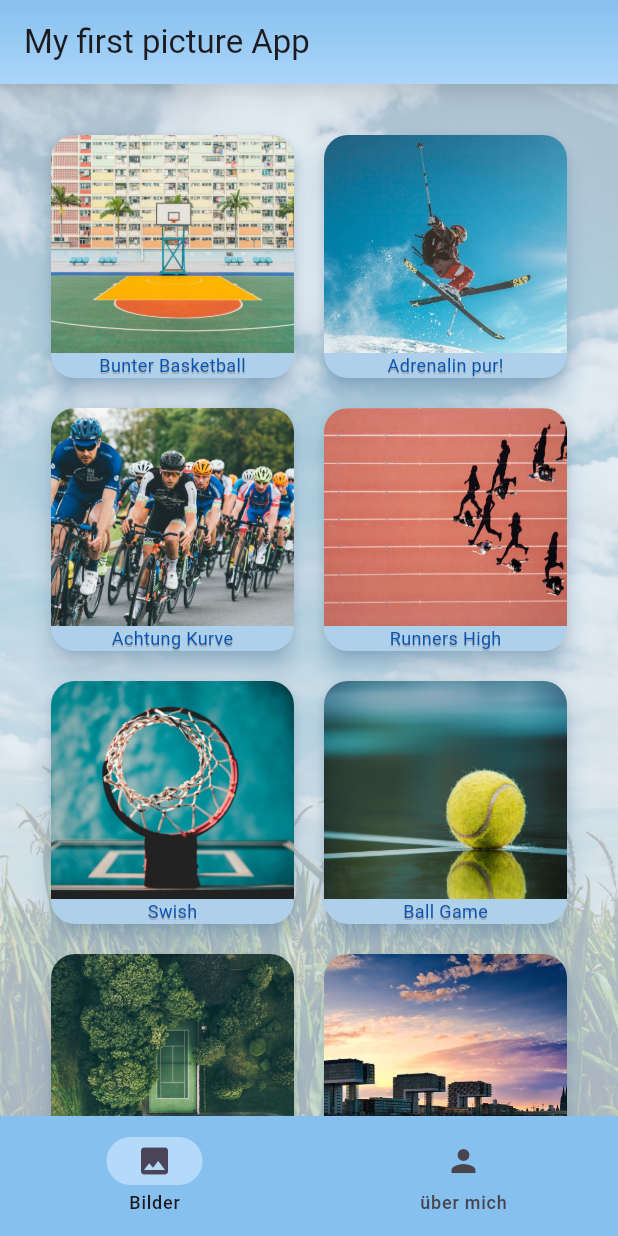
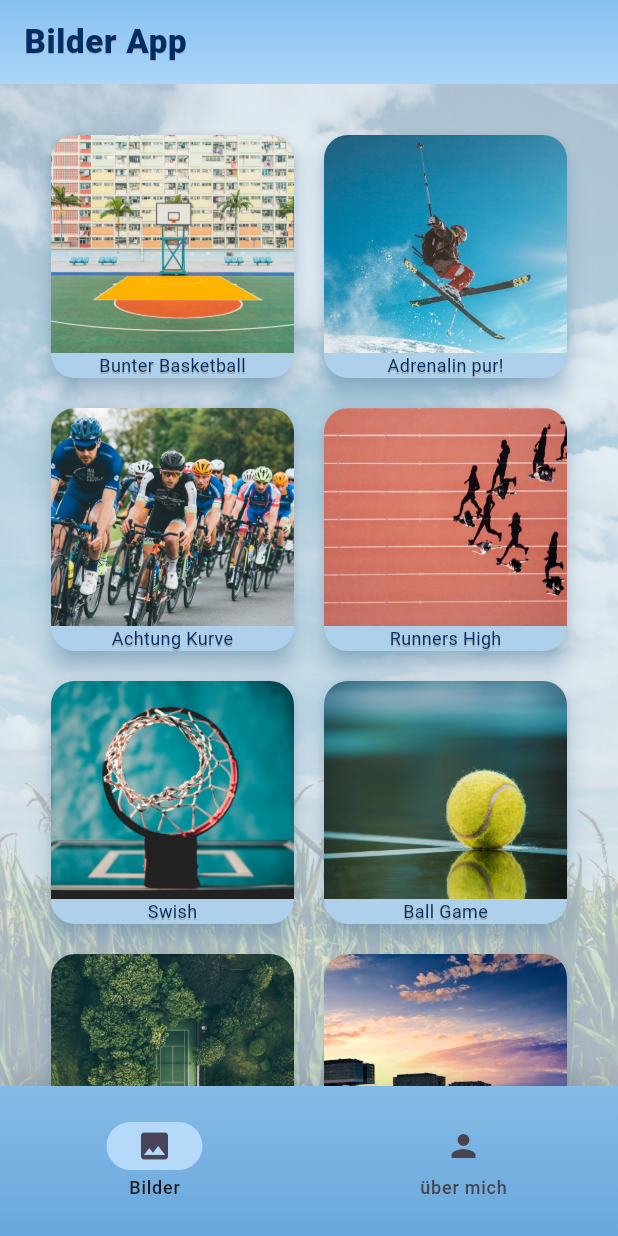
Before and after one commit to Makuz87/bilder_app_projekt, a Flutter app: the screen it shows after launch, on a phone screen of 412 x 824 dp. Run offline on Flutter 3.47's test engine with Material 3 defaults, Android fonts, the phone set to English and light mode, and no system bars.

Commit message:
shadow and color titel appbar, gradient bottomNavbar

```diff
--- a/lib/main_screen.dart
+++ b/lib/main_screen.dart
@@ -35,19 +35,32 @@ class _MainScreenState extends State<MainScreen> {
                 ),
                 boxShadow: [
                   BoxShadow(
-                    color: Colors.black.withOpacity(0.15),
-                    offset: Offset(0, 4),
-                    blurRadius: 12,
+                      // color: Colors.black.withOpacity(0.15),
+                      // offset: Offset(0, 4),
+                      // blurRadius: 2,
                       ),
                 ]),
             child: AppBar(
-              title: Text("My first picture App"),
+              title: Text(
+                "Bilder App",
+                style: TextStyle(
+                  fontWeight: FontWeight.w900,
+                  letterSpacing: 0.5,
+                  color: Color.fromARGB(255, 4, 46, 99),
+                  shadows: [
+                    Shadow(
+                        offset: Offset(0, 1),
+                        color: Colors.grey.withOpacity(0.8))
+                  ],
+                ),
+              ),
               backgroundColor: Colors.transparent,
             ),
           ),
         ),
         body: Stack(
           children: [
+            //Hintergrundbild
             Positioned.fill(
                 child: Image.asset(
               "assets/images/pexels-pixabay-158827.jpg",
@@ -58,18 +71,45 @@ class _MainScreenState extends State<MainScreen> {
             Expanded(child: pages[_pageIndex]),
           ],
         ),
-        bottomNavigationBar: NavigationBar(
+        bottomNavigationBar: Stack(
+          children: [
+            Container(
+              height: 100,
+              decoration: BoxDecoration(
+                  gradient: LinearGradient(
+                    begin: Alignment.bottomCenter,
+                    end: Alignment(0, -3),
+                    colors: [
+                      Color.fromARGB(255, 105, 168, 220), // Blau
+                      Color.fromARGB(255, 162, 206, 242), // Blau
+                    ],
+                  ),
+                  boxShadow: [
+                    BoxShadow(
+                      color: Colors.black.withOpacity(0.15),
+                      offset: Offset(0, -4),
+                      blurRadius: 16,
+                    )
+                  ]),
+              child: NavigationBar(
+                selectedIndex: _pageIndex,
                 indicatorColor: const Color.fromARGB(255, 181, 218, 249),
-          backgroundColor: const Color.fromARGB(255, 134, 192, 239),
-          selectedIndex: _pageIndex,
+                backgroundColor: Colors.transparent,
+                elevation: 0,
+                shadowColor: Color.fromARGB(255, 4, 46, 99),
                 onDestinationSelected: (value) {
                   setState(() {
                     _pageIndex = value;
                   });
                 },
                 destinations: [
-            NavigationDestination(icon: Icon(Icons.image), label: "Bilder"),
-            NavigationDestination(icon: Icon(Icons.person), label: "über mich"),
+                  NavigationDestination(
+                      icon: Icon(Icons.image), label: "Bilder"),
+                  NavigationDestination(
+                      icon: Icon(Icons.person), label: "über mich"),
+                ],
+              ),
+            ),
           ],
         ));
   }
--- a/lib/pages/image_page.dart
+++ b/lib/pages/image_page.dart
@@ -50,7 +50,7 @@ class ImagePage extends StatelessWidget {
                   galleryItem.imageTitle,
                   style: TextStyle(
                     fontSize: 12,
-                    color: const Color.fromARGB(255, 6, 84, 180),
+                    color: const Color.fromARGB(255, 4, 46, 99),
                     shadows: [
                       Shadow(
                           offset: Offset(0, 1),
```
Lines whose indentation alone changed are shown as unchanged.
